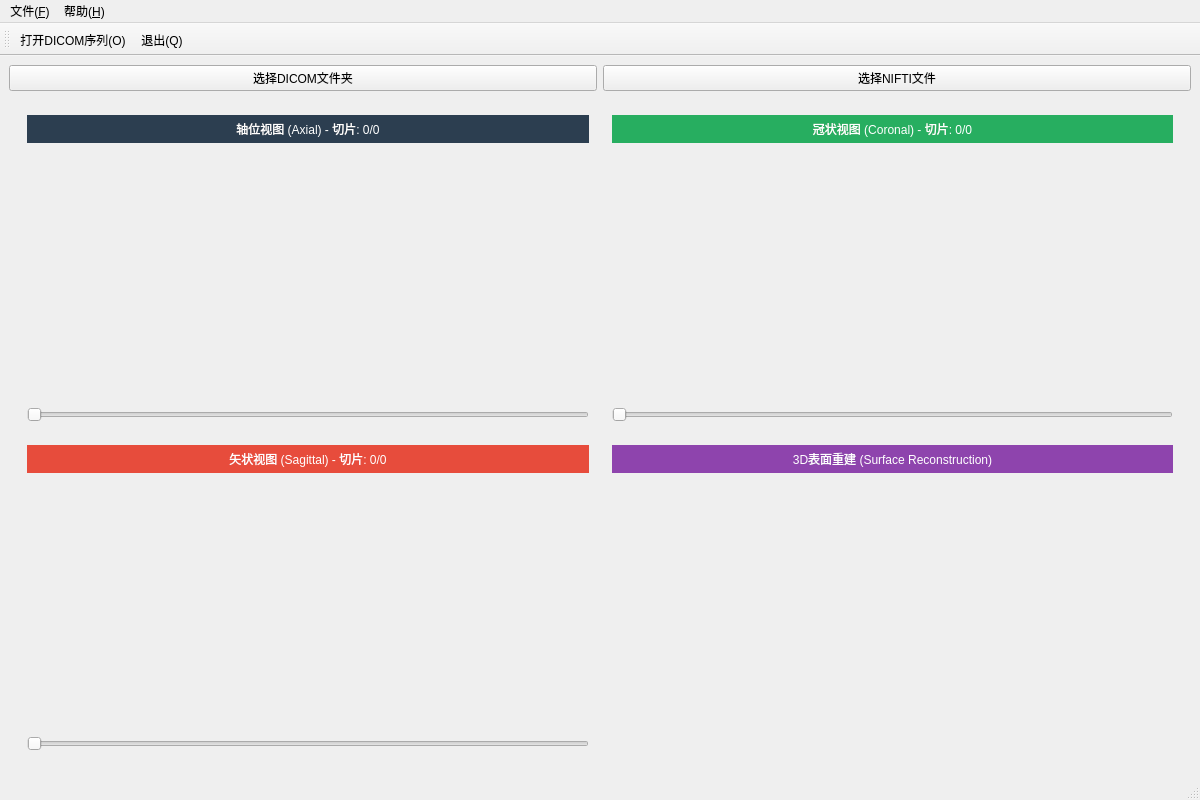
First picture: the form in src/mainwindow.ui, repository OstiumAxioma/Lung_Scope_Demo, before the edit.
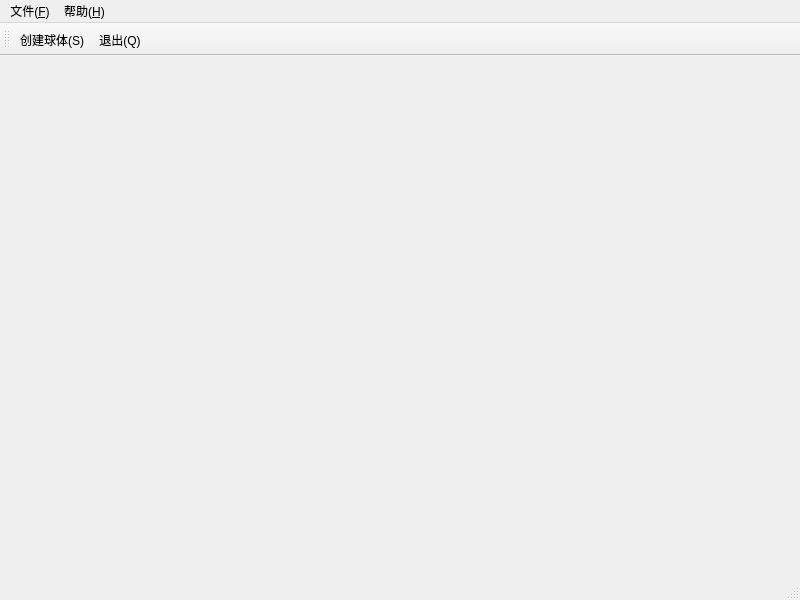
Second picture: the form after the edit.

```diff
--- a/src/mainwindow.ui
+++ b/src/mainwindow.ui
@@ -6,244 +6,23 @@
    <rect>
     <x>0</x>
     <y>0</y>
-    <width>1200</width>
-    <height>800</height>
+    <width>800</width>
+    <height>600</height>
    </rect>
   </property>
   <property name="windowTitle">
-   <string>DICOM Reader - 医学图像查看器</string>
+   <string>VTK Qt 项目</string>
   </property>
   <widget class="QWidget" name="centralwidget">
-   <layout class="QVBoxLayout" name="mainVerticalLayout">
+   <layout class="QVBoxLayout" name="verticalLayout">
     <item>
-     <layout class="QHBoxLayout" name="buttonLayout">
-      <item>
-       <widget class="QPushButton" name="loadButton">
-        <property name="text">
-         <string>选择DICOM文件夹</string>
-        </property>
-        <property name="maximumHeight">
-         <number>40</number>
-        </property>
-       </widget>
-      </item>
-      <item>
-       <widget class="QPushButton" name="loadNiftiButton">
-        <property name="text">
-         <string>选择NIFTI文件</string>
-        </property>
-        <property name="maximumHeight">
-         <number>40</number>
-        </property>
-       </widget>
-      </item>
-     </layout>
-    </item>
-    <item>
-     <widget class="QWidget" name="viewsWidget" native="true">
+     <widget class="QWidget" name="vtkWidget" native="true">
       <property name="sizePolicy">
        <sizepolicy hsizetype="Expanding" vsizetype="Expanding">
         <horstretch>0</horstretch>
         <verstretch>0</verstretch>
        </sizepolicy>
       </property>
-      <layout class="QGridLayout" name="gridLayout">
-       <property name="spacing">
-        <number>5</number>
-       </property>
-       <!-- 左上：轴位视图 -->
-       <item row="0" column="0">
-        <widget class="QWidget" name="axialViewWidget" native="true">
-         <property name="minimumSize">
-          <size>
-           <width>300</width>
-           <height>300</height>
-          </size>
-         </property>
-         <layout class="QVBoxLayout" name="axialLayout">
-          <item>
-           <widget class="QLabel" name="axialLabel">
-            <property name="text">
-             <string>轴位视图 (Axial) - 切片: 0/0</string>
-            </property>
-            <property name="alignment">
-             <set>Qt::AlignCenter</set>
-            </property>
-            <property name="styleSheet">
-             <string>QLabel { background-color: #2c3e50; color: white; padding: 5px; }</string>
-            </property>
-           </widget>
-          </item>
-          <item>
-           <widget class="QWidget" name="axialVtkWidget" native="true">
-            <property name="sizePolicy">
-             <sizepolicy hsizetype="Expanding" vsizetype="Expanding">
-              <horstretch>0</horstretch>
-              <verstretch>0</verstretch>
-             </sizepolicy>
-            </property>
-           </widget>
-          </item>
-          <item>
-           <widget class="QSlider" name="axialSlider">
-            <property name="orientation">
-             <enum>Qt::Horizontal</enum>
-            </property>
-            <property name="minimum">
-             <number>0</number>
-            </property>
-            <property name="maximum">
-             <number>100</number>
-            </property>
-            <property name="value">
-             <number>0</number>
-            </property>
-           </widget>
-          </item>
-         </layout>
-        </widget>
-       </item>
-       <!-- 右上：冠状视图 -->
-       <item row="0" column="1">
-        <widget class="QWidget" name="coronalViewWidget" native="true">
-         <property name="minimumSize">
-          <size>
-           <width>300</width>
-           <height>300</height>
-          </size>
-         </property>
-         <layout class="QVBoxLayout" name="coronalLayout">
-          <item>
-           <widget class="QLabel" name="coronalLabel">
-            <property name="text">
-             <string>冠状视图 (Coronal) - 切片: 0/0</string>
-            </property>
-            <property name="alignment">
-             <set>Qt::AlignCenter</set>
-            </property>
-            <property name="styleSheet">
-             <string>QLabel { background-color: #27ae60; color: white; padding: 5px; }</string>
-            </property>
-           </widget>
-          </item>
-          <item>
-           <widget class="QWidget" name="coronalVtkWidget" native="true">
-            <property name="sizePolicy">
-             <sizepolicy hsizetype="Expanding" vsizetype="Expanding">
-              <horstretch>0</horstretch>
-              <verstretch>0</verstretch>
-             </sizepolicy>
-            </property>
-           </widget>
-          </item>
-          <item>
-           <widget class="QSlider" name="coronalSlider">
-            <property name="orientation">
-             <enum>Qt::Horizontal</enum>
-            </property>
-            <property name="minimum">
-             <number>0</number>
-            </property>
-            <property name="maximum">
-             <number>100</number>
-            </property>
-            <property name="value">
-             <number>0</number>
-            </property>
-           </widget>
-          </item>
-         </layout>
-        </widget>
-       </item>
-       <!-- 左下：矢状视图 -->
-       <item row="1" column="0">
-        <widget class="QWidget" name="sagittalViewWidget" native="true">
-         <property name="minimumSize">
-          <size>
-           <width>300</width>
-           <height>300</height>
-          </size>
-         </property>
-         <layout class="QVBoxLayout" name="sagittalLayout">
-          <item>
-           <widget class="QLabel" name="sagittalLabel">
-            <property name="text">
-             <string>矢状视图 (Sagittal) - 切片: 0/0</string>
-            </property>
-            <property name="alignment">
-             <set>Qt::AlignCenter</set>
-            </property>
-            <property name="styleSheet">
-             <string>QLabel { background-color: #e74c3c; color: white; padding: 5px; }</string>
-            </property>
-           </widget>
-          </item>
-          <item>
-           <widget class="QWidget" name="sagittalVtkWidget" native="true">
-            <property name="sizePolicy">
-             <sizepolicy hsizetype="Expanding" vsizetype="Expanding">
-              <horstretch>0</horstretch>
-              <verstretch>0</verstretch>
-             </sizepolicy>
-            </property>
-           </widget>
-          </item>
-          <item>
-           <widget class="QSlider" name="sagittalSlider">
-            <property name="orientation">
-             <enum>Qt::Horizontal</enum>
-            </property>
-            <property name="minimum">
-             <number>0</number>
-            </property>
-            <property name="maximum">
-             <number>100</number>
-            </property>
-            <property name="value">
-             <number>0</number>
-            </property>
-           </widget>
-          </item>
-         </layout>
-        </widget>
-       </item>
-       <!-- 右下：3D体积视图 -->
-       <item row="1" column="1">
-        <widget class="QWidget" name="volumeViewWidget" native="true">
-         <property name="minimumSize">
-          <size>
-           <width>300</width>
-           <height>300</height>
-          </size>
-         </property>
-         <layout class="QVBoxLayout" name="volumeLayout">
-          <item>
-           <widget class="QLabel" name="volumeLabel">
-            <property name="text">
-             <string>3D表面重建 (Surface Reconstruction)</string>
-            </property>
-            <property name="alignment">
-             <set>Qt::AlignCenter</set>
-            </property>
-            <property name="styleSheet">
-             <string>QLabel { background-color: #8e44ad; color: white; padding: 5px; }</string>
-            </property>
-           </widget>
-          </item>
-          <item>
-           <widget class="QWidget" name="volumeVtkWidget" native="true">
-            <property name="sizePolicy">
-             <sizepolicy hsizetype="Expanding" vsizetype="Expanding">
-              <horstretch>0</horstretch>
-              <verstretch>0</verstretch>
-             </sizepolicy>
-            </property>
-           </widget>
-          </item>
-         </layout>
-        </widget>
-       </item>
-      </layout>
      </widget>
     </item>
    </layout>
@@ -253,7 +32,7 @@
     <rect>
      <x>0</x>
      <y>0</y>
-     <width>1200</width>
+     <width>800</width>
      <height>21</height>
     </rect>
    </property>
@@ -261,9 +40,6 @@
     <property name="title">
      <string>文件(&amp;F)</string>
     </property>
-    <addaction name="action_Open"/>
-    <addaction name="action_OpenNifti"/>
-    <addaction name="separator"/>
     <addaction name="action_Q"/>
    </widget>
    <widget class="QMenu" name="menu_H">
@@ -283,7 +59,7 @@
    <attribute name="toolBarArea">
     <enum>TopToolBarArea</enum>
    </attribute>
-   <addaction name="action_Open"/>
+   <addaction name="action_S"/>
    <addaction name="action_Q"/>
   </widget>
   <action name="action_Q">
@@ -299,23 +75,19 @@
     <string>关于(&amp;A)</string>
    </property>
   </action>
-  <action name="action_Open">
+  <action name="action_S">
    <property name="text">
-    <string>打开DICOM序列(&amp;O)</string>
-   </property>
-   <property name="shortcut">
-    <string>Ctrl+O</string>
-   </property>
-  </action>
-  <action name="action_OpenNifti">
-   <property name="text">
-    <string>打开NIFTI文件(&amp;N)</string>
-   </property>
-   <property name="shortcut">
-    <string>Ctrl+N</string>
+    <string>创建球体(&amp;S)</string>
    </property>
   </action>
  </widget>
+ <customwidgets>
+  <customwidget>
+   <class>QVTKWidget</class>
+   <extends>QWidget</extends>
+   <header>QVTKWidget.h</header>
+  </customwidget>
+ </customwidgets>
  <resources/>
  <connections/>
 </ui>
```
Left out of the diff: 2 changed lines with no effect on the pictures.
